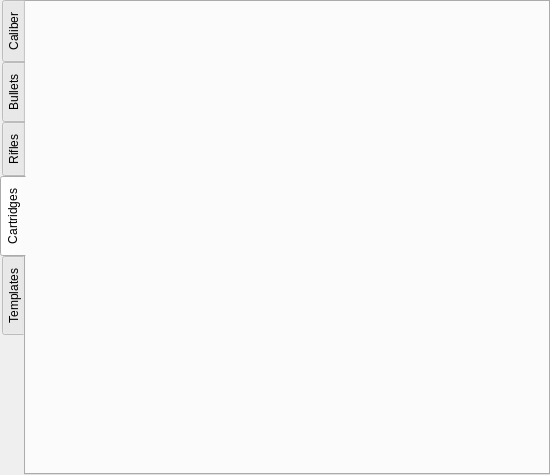
Above: ui_templates/catalog_selector.ui from o-murphy/archer_ballistics_constructor before the change. Below: the same form after it.
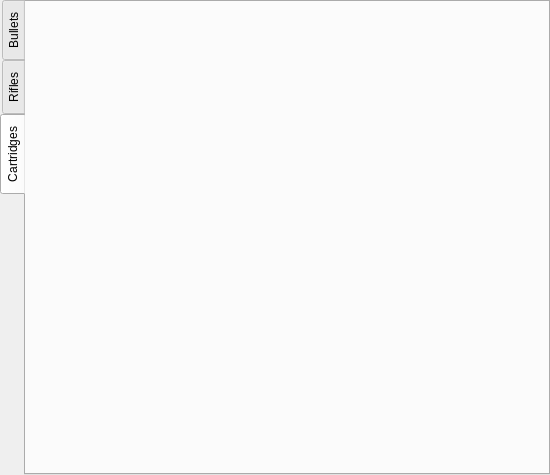
That is the form after the change. The open tabs and pages were chosen to show the change.

Diff of the .ui file:
```diff
--- a/ui_templates/catalog_selector.ui
+++ b/ui_templates/catalog_selector.ui
@@ -49,11 +49,6 @@
      <property name="movable">
       <bool>false</bool>
      </property>
-     <widget class="QWidget" name="caliber">
-      <attribute name="title">
-       <string>Caliber</string>
-      </attribute>
-     </widget>
      <widget class="QWidget" name="bullets">
       <attribute name="title">
        <string>Bullets</string>
@@ -69,11 +64,6 @@
        <string>Cartridges</string>
       </attribute>
      </widget>
-     <widget class="QWidget" name="templates">
-      <attribute name="title">
-       <string>Templates</string>
-      </attribute>
-     </widget>
     </widget>
    </item>
   </layout>
```
Left out of the diff: 2 changed lines with no effect on the pictures.
